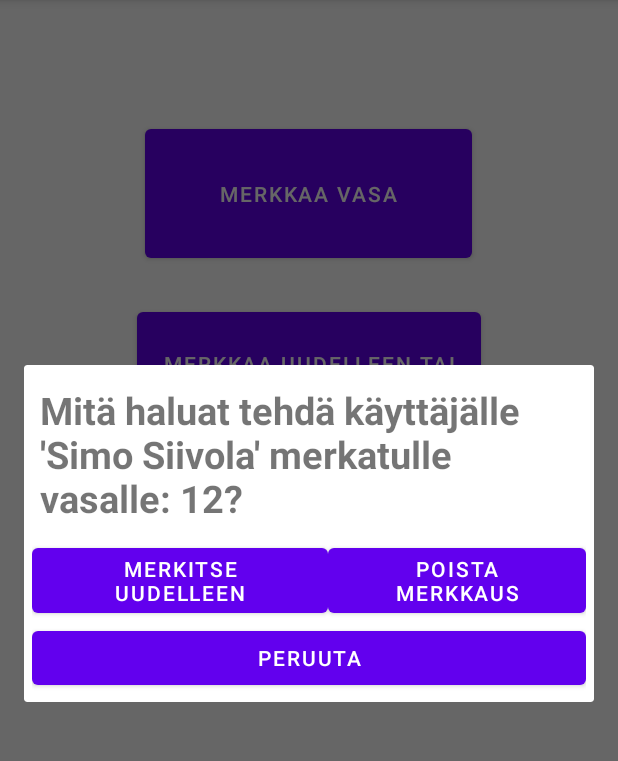
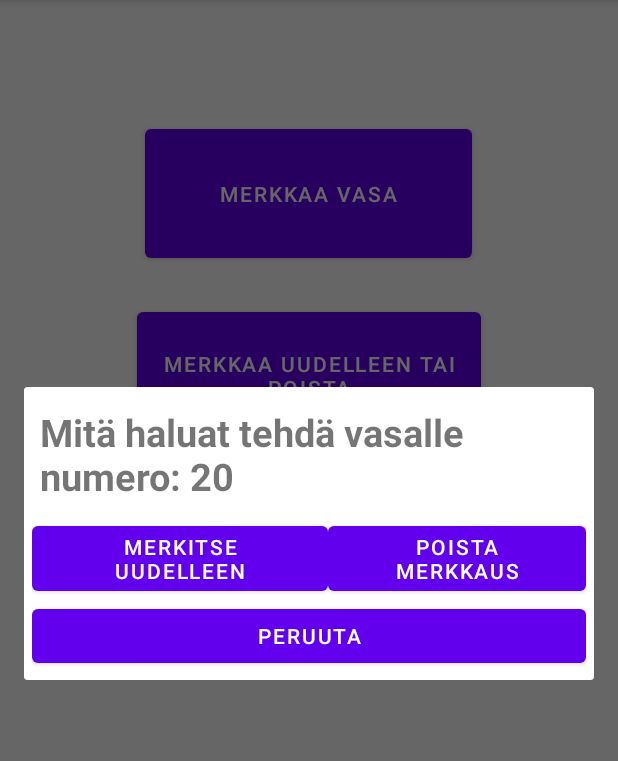
Before and after one commit to nopelius/CustomAlertDialog, an Android app: the screen it shows after launch (MainActivity), after a tap on "MERKKAA UUDELLEEN TAI POISTA", on a phone screen of 412 x 824 dp, the part 84-845 px from its top. Run offline under Robolectric (Android 15) with nearby library versions, the phone set to English and light mode, and no system bars.

Commit message:
Add remarking

```diff
--- a/app/src/main/java/com/example/customalertdialog/MainActivity.java
+++ b/app/src/main/java/com/example/customalertdialog/MainActivity.java
@@ -9,6 +9,7 @@ import android.view.View;
 import android.view.inputmethod.InputMethodManager;
 import android.widget.AutoCompleteTextView;
 import android.widget.Button;
+import android.widget.TextView;
 
 import com.example.customalertdialog.dialogs.MarkDialogCreator;
 import com.example.customalertdialog.dialogs.SuggestionHandler;
@@ -27,32 +28,37 @@ public class MainActivity extends AppCompatActivity {
         super.onCreate(savedInstanceState);
         setContentView(R.layout.activity_main);
         Button openDialogButton = findViewById(R.id.mark);
-        openDialogButton.setOnClickListener(v -> showMarkDialog());
+        openDialogButton.setOnClickListener(v -> showMarkDialog("Merkkaa vasa numero 12"));
         Button openMarkOrRemoveDialogButton = findViewById(R.id.markOrRemove);
-        openMarkOrRemoveDialogButton.setOnClickListener(v -> showMarkOrRemoveDialog());
+        openMarkOrRemoveDialogButton.setOnClickListener(v -> showMarkOrRemoveDialog(20));
 
         suggestionHandler = new SuggestionHandler(OWNERS);
     }
 
-    protected void showMarkDialog() {
-        View mView = getLayoutInflater().inflate(R.layout.mark_dialog, null);
-        InputMethodManager imm = (InputMethodManager) getSystemService(Context.INPUT_METHOD_SERVICE);
-        MarkDialogCreator markDialogCreator = new MarkDialogCreator(mView, imm);
-        final AlertDialog dialog = markDialogCreator.createDialog( MainActivity.this, suggestionHandler);
-        markDialogCreator.openDialog(dialog);
-        createActionButtonsForMarkDeerDialog(mView, dialog, imm);
-    }
-
-    protected void showMarkOrRemoveDialog() {
+    protected void showMarkOrRemoveDialog(int deerNumber) {
         View mView = getLayoutInflater().inflate(R.layout.remark_or_remove_dialog, null);
         AlertDialog.Builder mBuilder = new AlertDialog.Builder(MainActivity.this);
         mBuilder.setView(mView);
         final AlertDialog dialog = mBuilder.create();
+        TextView txt = mView.findViewById(R.id.textView);
+        txt.setText("Mitä haluat tehdä vasalle numero: " + deerNumber);
         dialog.show();
+        Button remarkButton = mView.findViewById(R.id.remarkButton);
+        remarkButton.setOnClickListener(v -> {
+            dialog.cancel();
+            showMarkDialog("Merkkaa uudelleen vasa: " + deerNumber);
+        });
         Button cancelButton = mView.findViewById(R.id.cancelButton);
-        cancelButton.setOnClickListener(v -> {
-            dialog.cancel();
-        });
+        cancelButton.setOnClickListener(v -> dialog.cancel());
+    }
+
+    protected void showMarkDialog(String msg) {
+        View mView = getLayoutInflater().inflate(R.layout.mark_dialog, null);
+        InputMethodManager imm = (InputMethodManager) getSystemService(Context.INPUT_METHOD_SERVICE);
+        MarkDialogCreator markDialogCreator = new MarkDialogCreator(mView, imm, msg);
+        final AlertDialog dialog = markDialogCreator.createDialog( MainActivity.this, suggestionHandler);
+        markDialogCreator.openDialog(dialog);
+        createActionButtonsForMarkDeerDialog(mView, dialog, imm);
     }
 
     private void createActionButtonsForMarkDeerDialog(View mView, AlertDialog dialog, InputMethodManager imm) {
--- a/app/src/main/res/layout/remark_or_remove_dialog.xml
+++ b/app/src/main/res/layout/remark_or_remove_dialog.xml
@@ -13,7 +13,7 @@
         android:layout_marginStart="5dp"
         android:layout_marginTop="7dp"
         android:layout_marginBottom="10dp"
-        android:text="Mitä haluat tehdä käyttäjälle 'Simo Siivola' merkatulle vasalle: 12?"
+        android:text="Mitä haluat tehdä?"
         android:textSize="25sp"
         android:textStyle="bold"
         app:layout_constraintStart_toStartOf="parent"
```
Also changed, not shown: app/src/main/java/com/example/customalertdialog/dialogs/MarkDialogCreator.java (+6 -1 lines).
